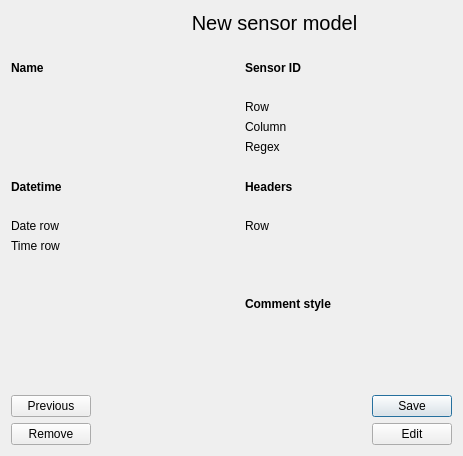
First picture: the form in gui/designer/new_sensor_model_final.ui, repository jacob-kamminga/AI-Sensus, before the edit.
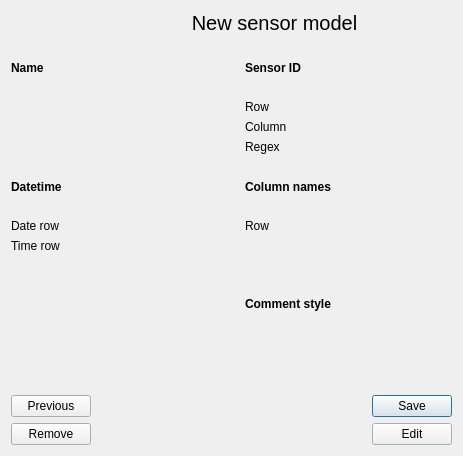
Second picture: the form after the edit.

Commit message: Rename 'headers' to 'col_names' Fix sensor metadata parsing bug with leading whitespace

The edit to the form file:
```diff
--- a/gui/designer/new_sensor_model_final.ui
+++ b/gui/designer/new_sensor_model_final.ui
@@ -105,7 +105,7 @@
         </font>
        </property>
        <property name="text">
-        <string>Headers</string>
+        <string>Column names</string>
        </property>
       </widget>
      </item>
```
Left out of the diff: 6 changed lines with no effect on the pictures. The commit also changes 14 other files.
